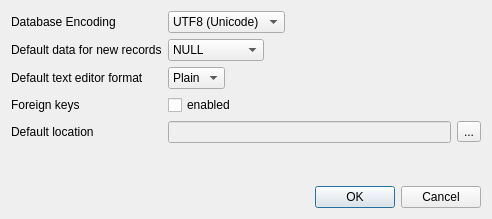
This is src/PreferencesDialog.ui in sqlitebrowser/sqlitebrowser as Qt 5 draws it before an edit. The edited form follows.
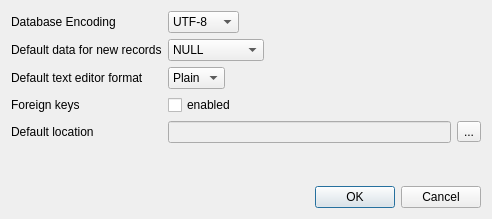
This is the edited form.

```diff
--- a/src/PreferencesDialog.ui
+++ b/src/PreferencesDialog.ui
@@ -117,12 +117,12 @@
       <widget class="QComboBox" name="encodingComboBox">
        <item>
         <property name="text">
-         <string>UTF8 (Unicode)</string>
+         <string notr="true">UTF-8</string>
         </property>
        </item>
        <item>
         <property name="text">
-         <string>Latin1 (8bit)</string>
+         <string notr="true">UTF-16</string>
         </property>
        </item>
       </widget>
```
